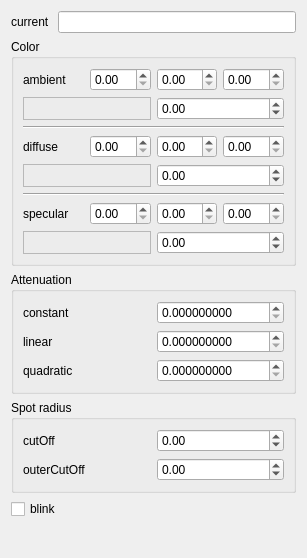
This is src/gui/editor/properties/context/light/FormContextLight.ui in hiergaut/Goliath-Engine as Qt 5 draws it before an edit. The edited form follows.
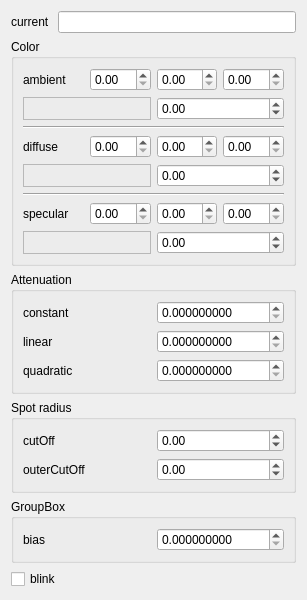
This is the edited form.

The edit to the form file:
```diff
--- a/src/gui/editor/properties/context/light/FormContextLight.ui
+++ b/src/gui/editor/properties/context/light/FormContextLight.ui
@@ -446,6 +446,32 @@
      </layout>
     </widget>
    </item>
+   <item>
+    <widget class="QGroupBox" name="groupBox_2">
+     <property name="title">
+      <string>GroupBox</string>
+     </property>
+     <layout class="QHBoxLayout" name="horizontalLayout_13">
+      <item>
+       <widget class="QLabel" name="label_8">
+        <property name="text">
+         <string>bias</string>
+        </property>
+       </widget>
+      </item>
+      <item>
+       <widget class="QDoubleSpinBox" name="doubleSpinBox_bias">
+        <property name="decimals">
+         <number>9</number>
+        </property>
+        <property name="singleStep">
+         <double>0.100000000000000</double>
+        </property>
+       </widget>
+      </item>
+     </layout>
+    </widget>
+   </item>
    <item>
     <widget class="QCheckBox" name="checkBox">
      <property name="text">
```
